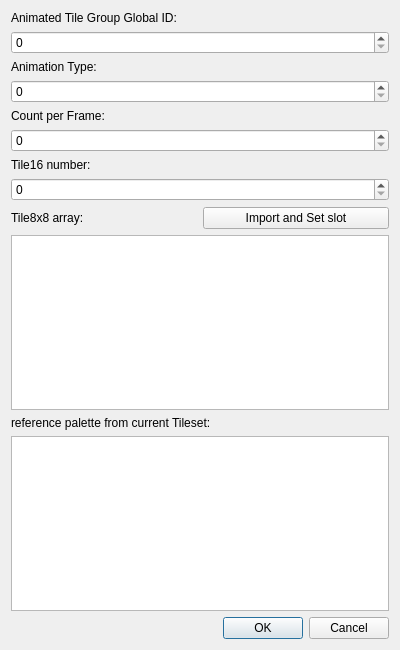
Before: the Qt Designer form Dialog/AnimatedTileGroupEditorDialog.ui in wario-land/WL4Editor, drawn with Qt 5.
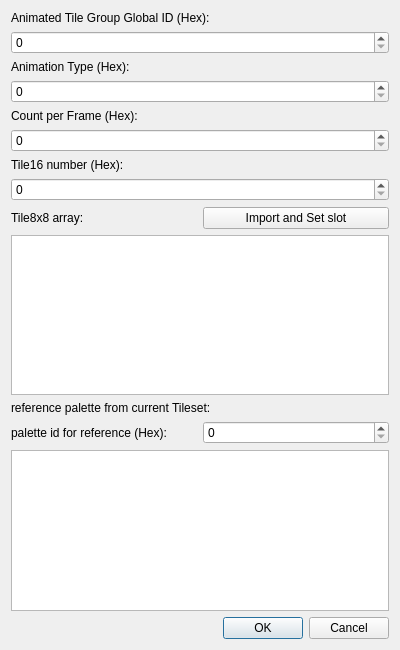
After: the same form once the commit is applied.

Commit message: now all the animated tile groups can be shown in the editor

Patch:
```diff
--- a/Dialog/AnimatedTileGroupEditorDialog.ui
+++ b/Dialog/AnimatedTileGroupEditorDialog.ui
@@ -19,7 +19,7 @@
      <item>
       <widget class="QLabel" name="label_GlobalAnimatedTileGroupID">
        <property name="text">
-        <string>Animated Tile Group Global ID:</string>
+        <string>Animated Tile Group Global ID (Hex):</string>
        </property>
       </widget>
      </item>
@@ -41,7 +41,7 @@
        <item>
         <widget class="QLabel" name="label_TileAnimationType">
          <property name="text">
-          <string>Animation Type:</string>
+          <string>Animation Type (Hex):</string>
          </property>
         </widget>
        </item>
@@ -67,7 +67,7 @@
      <item>
       <widget class="QLabel" name="label_CountPerFrame">
        <property name="text">
-        <string>Count per Frame:</string>
+        <string>Count per Frame (Hex):</string>
        </property>
       </widget>
      </item>
@@ -84,7 +84,7 @@
      <item>
       <widget class="QLabel" name="label_TIle16Num">
        <property name="text">
-        <string>Tile16 number:</string>
+        <string>Tile16 number (Hex):</string>
        </property>
       </widget>
      </item>
@@ -129,6 +129,30 @@
        </property>
       </widget>
      </item>
+     <item>
+      <layout class="QHBoxLayout" name="horizontalLayout_3">
+       <property name="topMargin">
+        <number>0</number>
+       </property>
+       <item>
+        <widget class="QLabel" name="label_paletteId">
+         <property name="text">
+          <string>palette id for reference (Hex):</string>
+         </property>
+        </widget>
+       </item>
+       <item>
+        <widget class="QSpinBox" name="spinBox_paletteId">
+         <property name="maximum">
+          <number>15</number>
+         </property>
+         <property name="displayIntegerBase">
+          <number>16</number>
+         </property>
+        </widget>
+       </item>
+      </layout>
+     </item>
      <item>
       <widget class="QGraphicsView" name="graphicsView_RefPalettes"/>
      </item>
```
The commit also changes 3 other files.
